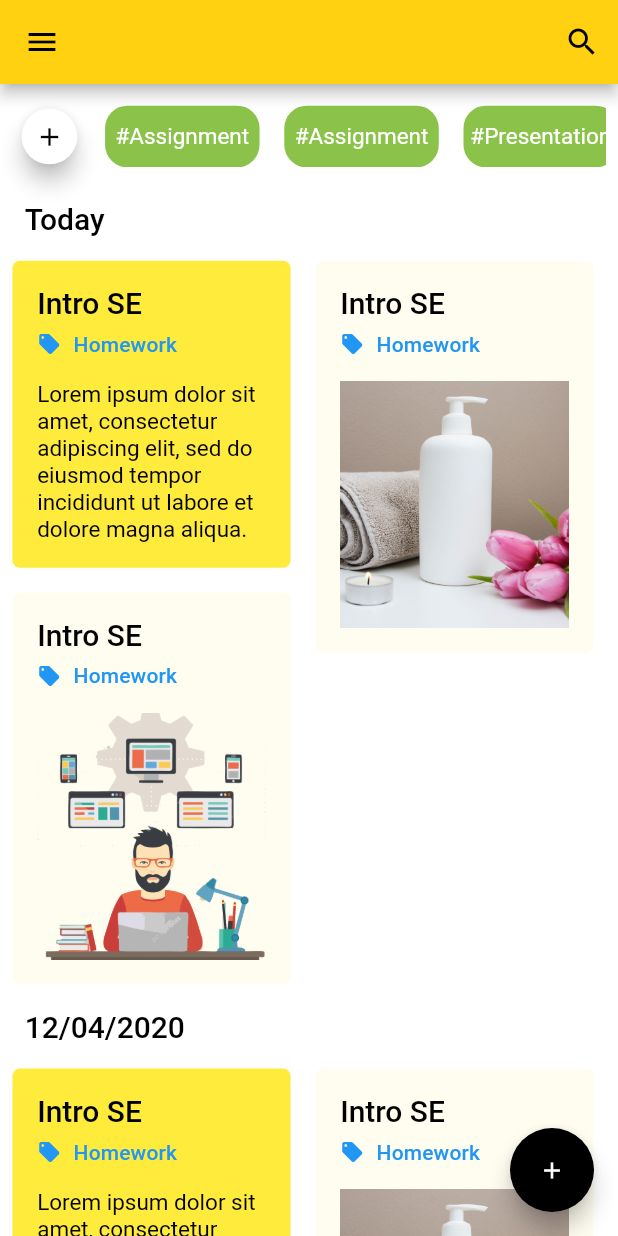
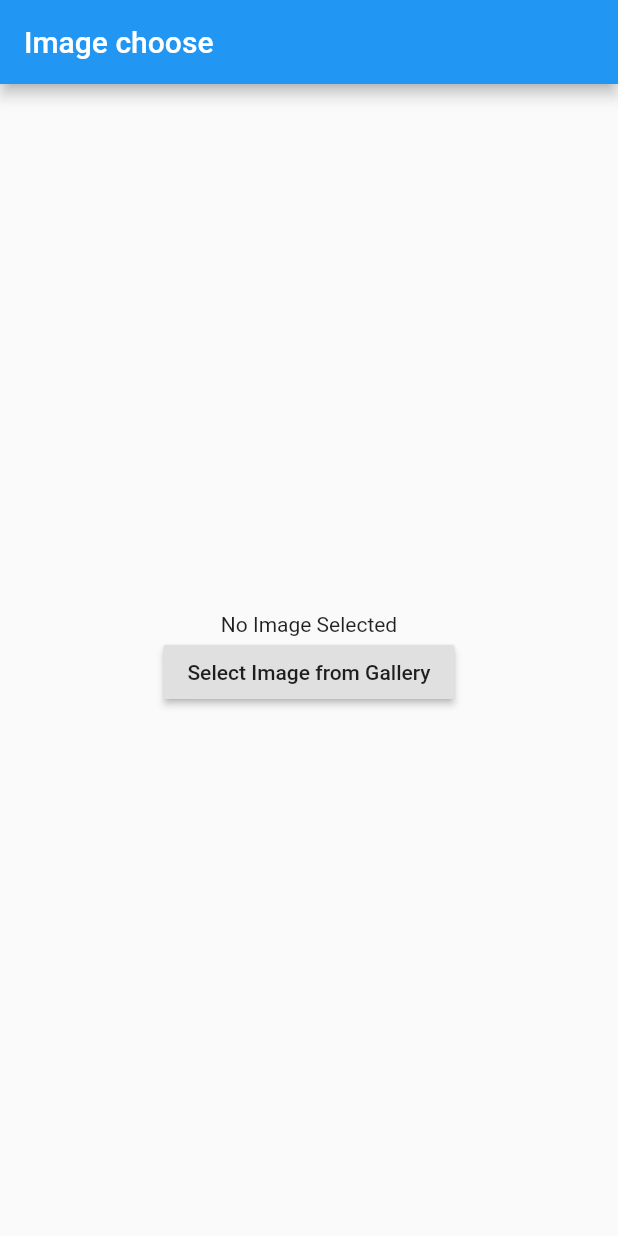
Before and after one commit to nghngtran/Note-App-Flutter, a Flutter app: the screen it shows after launch, on a phone screen of 412 x 824 dp. Run offline on Flutter 3.47's test engine with Material 2 defaults, Android fonts, the phone set to English and light mode, and no system bars; our stand-ins replace device_preview, flutter_svg, image_picker, page_transition; Roboto replaces fonts that are missing (SFProDisplay); project files that could hold a hidden picture were left out.

Commit message:
image picker

```diff
--- a/lib/application/constants.dart
+++ b/lib/application/constants.dart
@@ -3,6 +3,7 @@ import 'dart:ui';
 class RoutePaths {
   static const String Home = '/';
   static const String Create_tag = 'create_tag';
+  static const String Pick_image = 'pick_image';
 }
 class Font {
   static const String Name = "SFProDisplay";
--- a/lib/application/router.dart
+++ b/lib/application/router.dart
@@ -3,6 +3,7 @@ import 'package:flutter/material.dart';
 import 'package:note_app/application/constants.dart';
 import 'package:note_app/presentations/UI/page/create_tag.dart';
 import 'package:note_app/presentations/UI/page/home_screen.dart';
+import 'package:note_app/presentations/UI/page/image_pick.dart';
 
 class Router {
   static Route<dynamic> generateRoute(RouteSettings settings) {
@@ -11,6 +12,8 @@ class Router {
         return MaterialPageRoute(builder: (BuildContext context) => HomeScreen());
       case RoutePaths.Create_tag:
         return MaterialPageRoute(builder: (BuildContext context) => CreateTag());
+      case RoutePaths.Pick_image:
+        return MaterialPageRoute(builder: (BuildContext context) => PickImage());
       default:
         return MaterialPageRoute(
             builder: (_) => Scaffold(
--- a/lib/main.dart
+++ b/lib/main.dart
@@ -33,6 +33,8 @@ import 'package:note_app/application/constants.dart';
 import 'package:note_app/application/router.dart';
 import 'package:note_app/presentations/UI/page/create_tag.dart';
 import 'package:note_app/presentations/UI/page/home_screen.dart';
+import 'package:note_app/presentations/UI/page/image_pick.dart';
+import 'package:note_app/presentations/UI/page/painter.dart';
 
 
 
@@ -56,7 +58,7 @@ class MyApp extends StatelessWidget {
       debugShowCheckedModeBanner: false,
 
       theme: ThemeData(),
-      initialRoute: RoutePaths.Home,
+      initialRoute: RoutePaths.Pick_image,
       onGenerateRoute: Router.generateRoute,
       home: TestWidget(),
     );
@@ -67,6 +69,6 @@ class TestWidget extends StatelessWidget {
 
   @override
   Widget build(BuildContext context) {
-    return HomeScreen();
+    return PickImage();
   }
 }
--- a/lib/presentations/UI/page/create_tag.dart
+++ b/lib/presentations/UI/page/create_tag.dart
@@ -10,6 +10,8 @@ class Tag{
         colorTag = color;
 }
 class CreateTag extends StatelessWidget{
+  final textController = TextEditingController();
+
   Widget build(BuildContext context)
   {
     return Container(
@@ -34,6 +36,7 @@ class CreateTag extends StatelessWidget{
                SizedBox(width: MediaQuery.of(context).size.width/100*2),
             Expanded(flex: 7,
                 child: TextField(
+                  controller: textController,
               textAlign: TextAlign.start,
               style: TextStyle(fontSize: 18),
               decoration: InputDecoration(
@@ -68,6 +71,8 @@ class CreateTag extends StatelessWidget{
                 Expanded(flex: 1,child: FlatButton(color: Colors.blue,textColor: Colors.black,child: Text("Save",style: Theme.of(context)
                     .textTheme
                     .subhead), onPressed: (){
+                  Tag _tag = Tag(name: textController.text,color: Colors.purple.toString());
+                  Navigator.of(context).pop();
                 },shape: RoundedRectangleBorder(
                     borderRadius: new BorderRadius.circular(5),
                     side: BorderSide(color: Colors.blue)
--- a/lib/presentations/UI/page/home_screen.dart
+++ b/lib/presentations/UI/page/home_screen.dart
@@ -4,6 +4,8 @@ import 'package:note_app/presentations/UI/custom_widget/custom_list_notes.dart';
 
 import 'package:note_app/presentations/UI/custom_widget/custom_note_card.dart';
 import 'package:note_app/presentations/UI/custom_widget/custom_type_tag.dart';
+import 'package:note_app/presentations/UI/page/image_pick.dart';
+import 'package:page_transition/page_transition.dart';
 
 class HomeScreen extends StatefulWidget {
   @override
@@ -91,40 +93,6 @@ class HomeScreenState extends State<HomeScreen> {
        iconSize: 24,
         color: Colors.black,
       )
-//      InkWell(
-//        onTap: _startSearch,
-//        child:
-//        Column(
-//          mainAxisAlignment: MainAxisAlignment.center,
-//          children: <Widget>[
-//            Container(
-//                margin: EdgeInsets.only(
-//                    left: 3 * MediaQuery.of(context).size.width / 100,
-//                    right: 3 * MediaQuery.of(context).size.width / 100),
-//                width: 70 * MediaQuery.of(context).size.width / 100,
-//                height: 5 * MediaQuery.of(context).size.height / 100,
-//                decoration: BoxDecoration(
-//                  borderRadius: BorderRadius.all(Radius.circular(10)),
-//                  color: Colors.blue.withOpacity(0.9),
-//                ),
-//                child: Row(
-//                  mainAxisAlignment: MainAxisAlignment.start,
-//                  children: <Widget>[
-//                    SizedBox(
-//                        width: 2 * MediaQuery.of(context).size.width / 100),
-//                    Icon(Icons.search, size: 20, color: Colors.white),
-//                    SizedBox(
-//                        width: 2 * MediaQuery.of(context).size.width / 100),
-//                    Text('Seach for a word .. ',
-//                        style: Theme.of(context)
-//                            .textTheme
-//                            .subhead
-//                            .copyWith(color: Colors.white))
-//                  ],
-//                ))
-//          ],
-//        ),
-//      ),
     ];
   }
 
@@ -150,7 +118,9 @@ class HomeScreenState extends State<HomeScreen> {
         backgroundColor: Colors.white,
         resizeToAvoidBottomPadding: false,
         floatingActionButton: FloatingActionButton(backgroundColor: Colors.black,
-            child: Icon(Icons.add, size: 18), onPressed: () {}),
+            child: Icon(Icons.add, size: 18), onPressed: () {
+          Navigator.push(context, PageTransition(type: PageTransitionType.downToUp,child:PickImage()));
+            }),
         appBar: AppBar(
           backgroundColor: Color.fromRGBO(255,209,16,1.0),
           title: _isSearching ? _buildSearchField() : null,
@@ -167,12 +137,6 @@ class HomeScreenState extends State<HomeScreen> {
      ListView(controller: mainController, // parent ListView
     children: <Widget>[
         TagBar(mainController),
-//        Container(
-//            width: MediaQuery.of(context).size.width,
-//               height: MediaQuery.of(context).size.height,
-//               child: Stack( children:<Widget>[NoteGrid(listNotes)]))
-
-
         SingleChildScrollView(
             child:
 
@@ -184,25 +148,3 @@ class HomeScreenState extends State<HomeScreen> {
    ]));
   }
 }
-//Widget historyGrid(BuildContext context, List<Note> notes)
-//{
-//  List<Widget> date = List<Widget>();
-//  List<NoteCardModel> notecard = List<NoteCardModel>();
-//  for (int i = 0; i < notes.length; i++)
-//  {
-//    if (notes[i] is DateNote)
-//    {
-//    date.add(NoteCard(notes[i]));
-//    }
-//    else {
-//      notecard.add(notes[i]);
-//    }
-//  }
-//  return Column(
-//    children: <Widget>[
-//      Container(child:Column(children:date)),
-//      noteGridBuilder(context,notecard)
-//    ],
-//  );
-//
-//}
--- /dev/null
+++ b/lib/presentations/UI/page/image_pick.dart
@@ -0,0 +1,68 @@
+import 'package:flutter/material.dart';
+import 'package:image_picker/image_picker.dart';
+import 'dart:io';
+
+class PickImage extends StatefulWidget {
+
+  @override
+  _PickImageState createState() => _PickImageState();
+}
+
+class _PickImageState extends State<PickImage> {
+  Future<File> imageFile;
+
+  pickImageFromGallery(ImageSource source) {
+    setState(() {
+      imageFile = ImagePicker.pickImage(source: source);
+    });
+  }
+
+  Widget showImage() {
+    return FutureBuilder<File>(
+      future: imageFile,
+      builder: (BuildContext context, AsyncSnapshot<File> snapshot) {
+        if (snapshot.connectionState == ConnectionState.done &&
+            snapshot.data != null) {
+          return Image.file(
+            snapshot.data,
+            width: 300,
+            height: 300,
+          );
+        } else if (snapshot.error != null) {
+          return const Text(
+            'Error Picking Image',
+            textAlign: TextAlign.center,
+          );
+        } else {
+          return const Text(
+            'No Image Selected',
+            textAlign: TextAlign.center,
+          );
+        }
+      },
+    );
+  }
+
+  @override
+  Widget build(BuildContext context) {
+    return Scaffold(
+      appBar: AppBar(
+        title: Text("Image choose"),
+      ),
+      body: Center(
+        child: Column(
+          mainAxisAlignment: MainAxisAlignment.center,
+          children: <Widget>[
+            showImage(),
+            RaisedButton(
+              child: Text("Select Image from Gallery"),
+              onPressed: () {
+                pickImageFromGallery(ImageSource.gallery);
+              },
+            ),
+          ],
+        ),
+      ),
+    );
+  }
+}
```
Also changed, not shown: lib/presentations/UI/page/painter.dart (added, +102 -0 lines), pubspec.yaml (+9 -0 lines), pubspec.lock.
